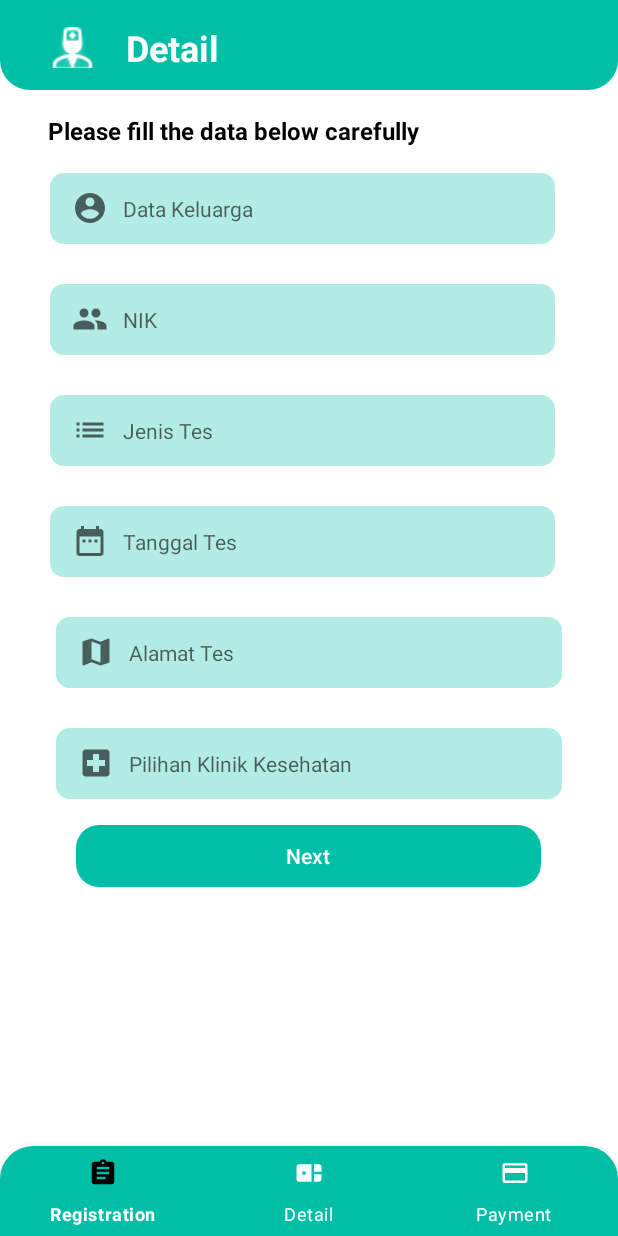
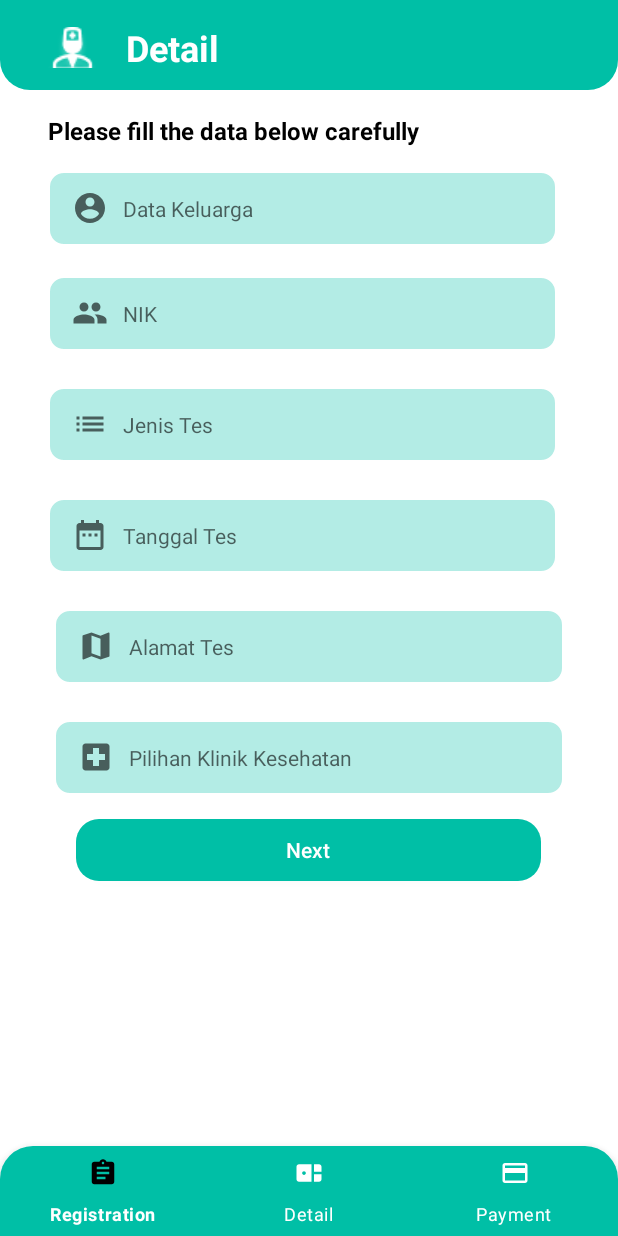
Before and after one commit to ArlPrima/DSwab, an Android app: the fragment DetailFragment placed in its activity, on a phone screen of 412 x 824 dp. Run offline under Robolectric (Android 15) with nearby library versions, the phone set to English and light mode, and no system bars.

Commit message:
update mini

```diff
--- a/app/src/main/res/layout/activity_history.xml
+++ b/app/src/main/res/layout/activity_history.xml
@@ -9,7 +9,7 @@
     <TextView
         android:layout_width="wrap_content"
         android:layout_height="wrap_content"
-        android:text="ACTIVITY  RESERVATION"
+        android:text="ACTIVITY History"
         android:textStyle="bold"
         app:layout_constraintBottom_toBottomOf="parent"
         app:layout_constraintEnd_toEndOf="parent"
--- a/app/src/main/res/layout/fragment_detail.xml
+++ b/app/src/main/res/layout/fragment_detail.xml
@@ -79,15 +79,16 @@
         android:id="@+id/Nik"
         android:layout_width="0dp"
         android:layout_height="50dp"
-        android:layout_marginTop="24dp"
+        android:layout_marginTop="20dp"
         android:background="@drawable/bg_input"
         android:drawableStart="@drawable/ic_nik"
         android:drawablePadding="10dp"
         android:hint="NIK"
-        android:inputType="text"
+        android:inputType="number"
         android:paddingLeft="16dp"
         android:textSize="14dp"
         app:layout_constraintEnd_toEndOf="@+id/dataKeluarga"
+        app:layout_constraintHorizontal_bias="0.0"
         app:layout_constraintStart_toStartOf="@+id/dataKeluarga"
         app:layout_constraintTop_toBottomOf="@+id/dataKeluarga" />
 
```
